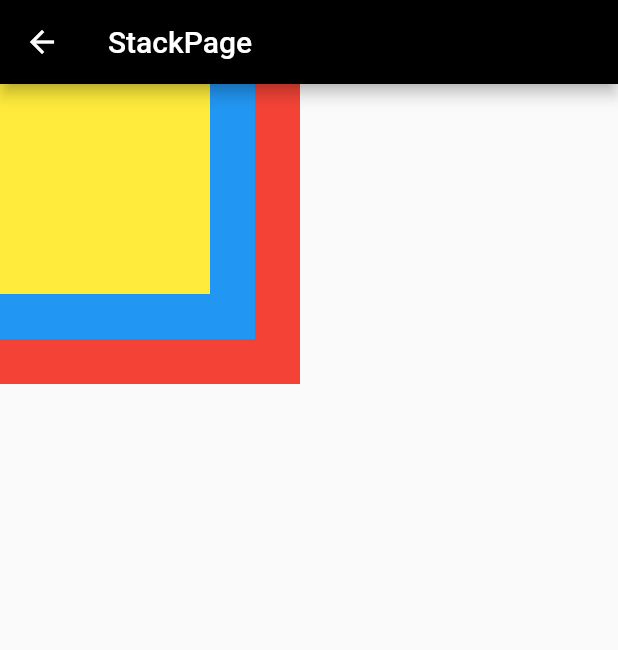
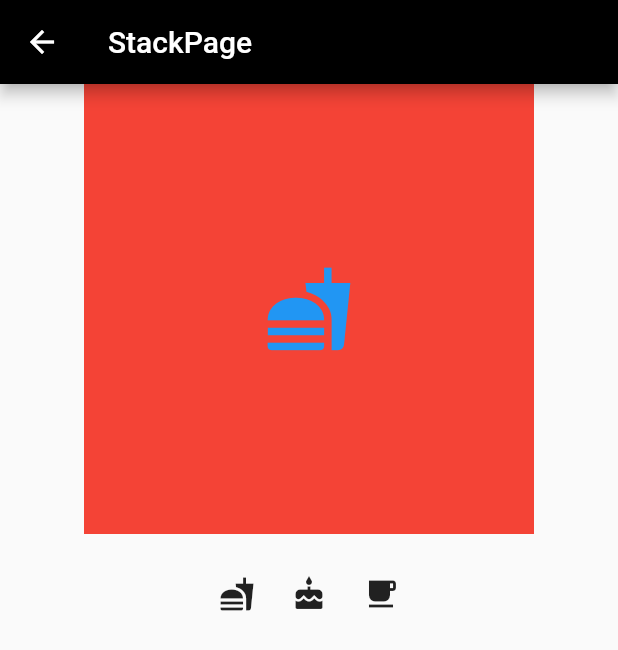
Before and after one commit to AlexFeng007/FlutterDemo, a Flutter app: the StackPage screen opened by its route, on a phone screen of 412 x 824 dp. Shown: the top 650 px of the screen. Run offline on Flutter 3.47's test engine with Material 2 defaults, Android fonts, the phone set to English and light mode, and no system bars.

Commit message:
搞了动画和Stackpage

```diff
--- a/lib/StackPage.dart
+++ b/lib/StackPage.dart
@@ -5,38 +5,101 @@ class StackPage extends StatefulWidget {
 }
 
 class _StackPage extends State<StackPage> {
+  var _index;
+
   @override
   void initState() {
     super.initState();
+    _index = 0;
   }
 
   @override
   Widget build(BuildContext context) {
-    // TODO: implement build
     return Scaffold(
         appBar: AppBar(
           title: Text('StackPage'),
           backgroundColor: Colors.black,
         ),
-      body: Stack(
+        body: Column(
           children: <Widget>[
-          Container(
-            height: 200,
-            width: 200,
+            IndexedStack(
+              index: _index,
+              children: <Widget>[
+                Center(
+                  child: Container(
+                    height: 300,
+                    width: 300,
                     color: Colors.red,
+                    alignment: Alignment.center,
+                    child: Icon(
+                      Icons.fastfood,
+                      size: 60,
+                      color: Colors.blue,
+                    ),
+                  ),
+                ),
+                Center(
+                  child: Container(
+                    height: 300,
+                    width: 300,
+                    color: Colors.green,
+                    alignment: Alignment.center,
+                    child: Icon(
+                      Icons.cake,
+                      size: 60,
+                      color: Colors.blue,
+                    ),
+                  ),
+                ),
+                Center(
+                  child: Container(
+                    height: 300,
+                    width: 300,
+                    color: Colors.yellow,
+                    alignment: Alignment.center,
+                    child: Icon(
+                      Icons.local_cafe,
+                      size: 60,
+                      color: Colors.blue,
+                    ),
+                  ),
+                ),
+              ],
             ),
             Container(
-            height: 170,
-            width: 170,
-            color: Colors.blue,
+              height: 80,
+              width: MediaQuery.of(context).size.width,
+              child: Row(
+                mainAxisAlignment: MainAxisAlignment.center,
+                children: <Widget>[
+                  IconButton(
+                    icon: Icon(Icons.fastfood),
+                    onPressed: () {
+                      setState(() {
+                        _index = 0;
+                      });
+                    },
                   ),
-          Container(
-            height: 140,
-            width: 140,
-            color: Colors.yellow,
-          )
+                  IconButton(
+                    icon: Icon(Icons.cake),
+                    onPressed: () {
+                      setState(() {
+                        _index = 1;
+                      });
+                    },
+                  ),
+                  IconButton(
+                    icon: Icon(Icons.local_cafe),
+                    onPressed: () {
+                      setState(() {
+                        _index = 2;
+                      });
+                    },
+                  ),
                 ],
               ),
-    );
+            ),
+          ],
+        ));
   }
 }
```
Also changed, not shown: lib/AnimationPage.dart (added, +88 -0 lines), lib/main.dart (+8 -0 lines). Lines whose indentation alone changed are shown as unchanged.
